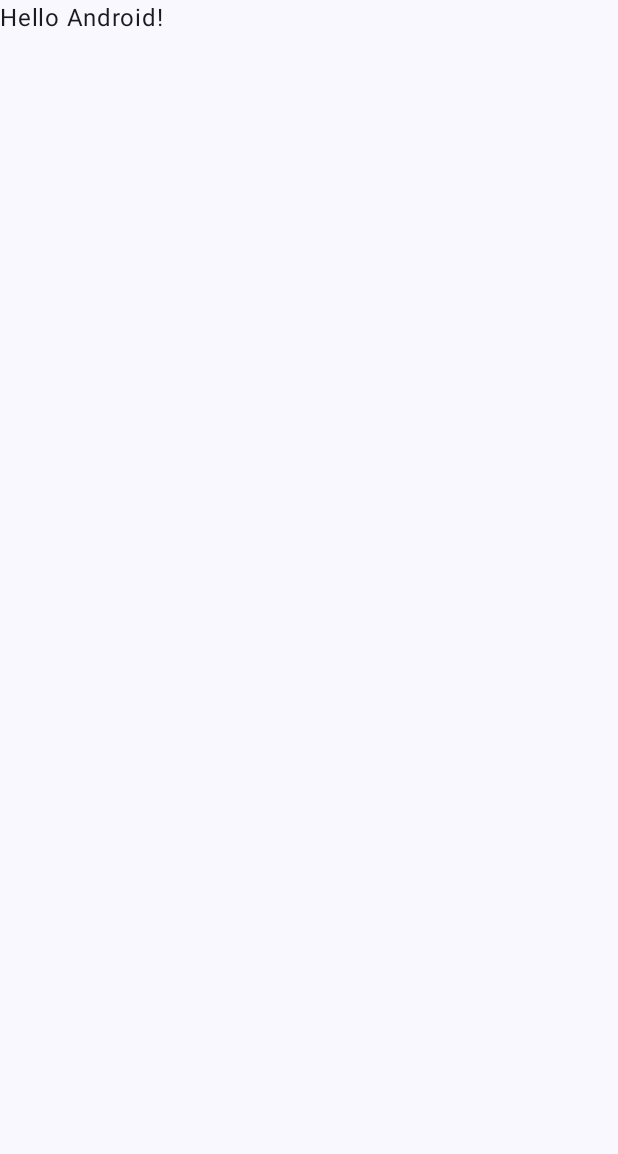
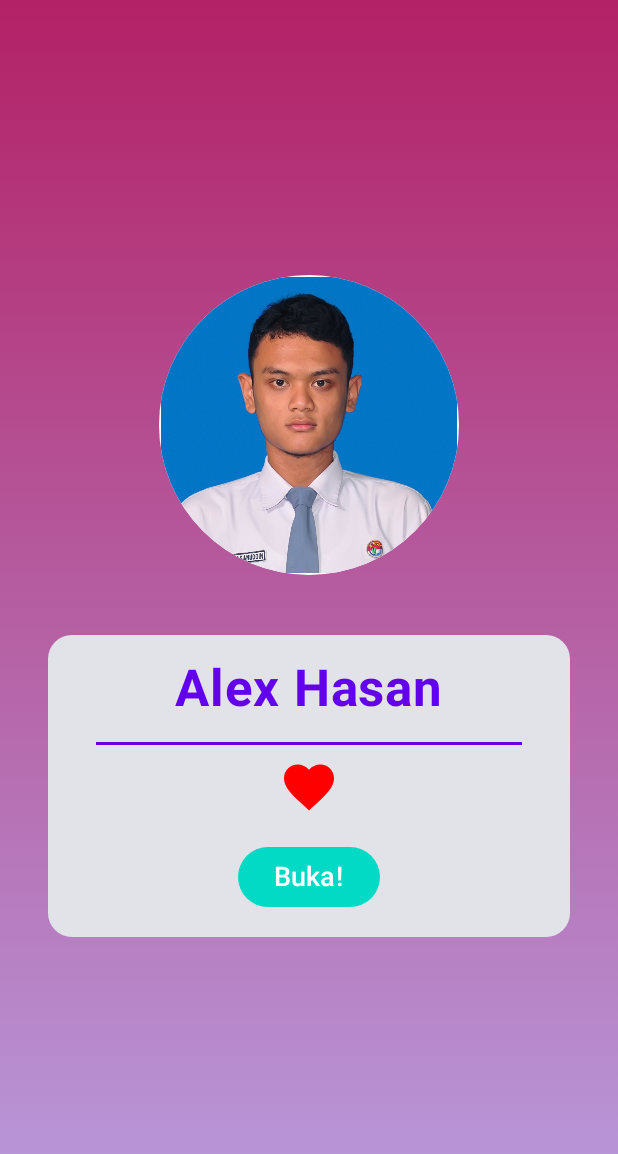
Before and after one commit to Isan955/Hasan-HBD, an Android app built with Jetpack Compose: the screen it shows after launch (MainActivity), on a phone screen of 412 x 824 dp. Before the commit the part shown is almost empty. Shown: the top 1154 px of the screen. Run offline under Robolectric (Android 15) with nearby library versions, the phone set to English and light mode, and no system bars.

Commit message:
Penambahan Gambar Pertemuan 5

```diff
--- a/app/src/main/java/com/hasan/happybirthday/MainActivity.kt
+++ b/app/src/main/java/com/hasan/happybirthday/MainActivity.kt
@@ -3,13 +3,26 @@ package com.hasan.happybirthday
 import android.os.Bundle
 import androidx.activity.ComponentActivity
 import androidx.activity.compose.setContent
-import androidx.compose.foundation.layout.fillMaxSize
-import androidx.compose.material3.MaterialTheme
-import androidx.compose.material3.Surface
-import androidx.compose.material3.Text
+import androidx.compose.foundation.Image
+import androidx.compose.foundation.background
+import androidx.compose.foundation.layout.*
+import androidx.compose.foundation.shape.CircleShape
+import androidx.compose.foundation.shape.RoundedCornerShape
+import androidx.compose.material.icons.Icons
+import androidx.compose.material.icons.filled.Favorite
+import androidx.compose.material3.*
 import androidx.compose.runtime.Composable
+import androidx.compose.ui.Alignment
 import androidx.compose.ui.Modifier
+import androidx.compose.ui.draw.clip
+import androidx.compose.ui.graphics.Brush
+import androidx.compose.ui.graphics.Color
+import androidx.compose.ui.layout.ContentScale
+import androidx.compose.ui.res.painterResource
+import androidx.compose.ui.text.font.FontWeight
 import androidx.compose.ui.tooling.preview.Preview
+import androidx.compose.ui.unit.dp
+import androidx.compose.ui.unit.sp
 import com.hasan.happybirthday.ui.theme.HappyBirthdayTheme
 
 class MainActivity : ComponentActivity() {
@@ -17,12 +30,11 @@ class MainActivity : ComponentActivity() {
         super.onCreate(savedInstanceState)
         setContent {
             HappyBirthdayTheme {
-                // A surface container using the 'background' color from the theme
                 Surface(
                     modifier = Modifier.fillMaxSize(),
                     color = MaterialTheme.colorScheme.background
                 ) {
-                    Greeting("Android")
+                    BirthdayGreetingScreen("Hasan")
                 }
             }
         }
@@ -30,17 +42,94 @@ class MainActivity : ComponentActivity() {
 }
 
 @Composable
-fun Greeting(name: String, modifier: Modifier = Modifier) {
-    Text(
-        text = "Hello $name!",
+fun BirthdayGreetingScreen(name: String, modifier: Modifier = Modifier) {
+    Box(
         modifier = modifier
-    )
+            .fillMaxSize()
+            .background(
+                brush = Brush.verticalGradient(
+                    colors = listOf(Color(0xFFB32166), Color(0xFFB89DDF))
+                )
+            )
+    ) {
+        Column(
+            modifier = modifier
+                .fillMaxSize()
+                .padding(16.dp),
+            horizontalAlignment = Alignment.CenterHorizontally,
+            verticalArrangement = Arrangement.Center
+        ) {
+            Image(
+                painter = painterResource(id = R.drawable.gambar), // Manggil gambar
+                contentDescription = "pinguin",
+                modifier = Modifier
+                    .size(200.dp)
+                    .clip(CircleShape)
+                    .background(Color.White)
+                    .padding(1.dp),
+                contentScale = ContentScale.Crop
+            )
+
+            Spacer(modifier = Modifier.height(24.dp))
+
+            Card(
+                shape = RoundedCornerShape(16.dp),
+                modifier = Modifier
+                    .padding(16.dp)
+                    .fillMaxWidth()
+            ) {
+                Column(
+                    modifier = Modifier
+                        .padding(16.dp),
+                    horizontalAlignment = Alignment.CenterHorizontally
+                ) {
+                    Text(
+                        text = "Alex $name",
+                        fontSize = 34.sp,
+                        fontWeight = FontWeight.Bold,
+                        color = Color(0xFF6200EE)
+                    )
+                    Spacer(modifier = Modifier.height(15.dp))
+
+                    Divider(
+                        color = Color(0xFF6200EE),
+                        thickness = 2.dp,
+                        modifier = Modifier.padding(horizontal = 16.dp)
+                    )
+
+                    Spacer(modifier = Modifier.height(8.dp))
+
+                    Icon(
+                        imageVector = Icons.Filled.Favorite,
+                        contentDescription = "Icon waru",
+                        tint = Color.Red,
+                        modifier = Modifier.size(40.dp)
+                    )
+
+                    Spacer(modifier = Modifier.height(16.dp))
+
+                    Button(
+                        onClick = {  },
+                        shape = RoundedCornerShape(50),
+                        colors = ButtonDefaults.buttonColors(containerColor = Color(0xFF03DAC5)),
+                    ) {
+                        Text(
+                            "Buka!",
+                            color = Color.White,
+                            fontWeight = FontWeight.SemiBold,
+                            fontSize = 18.sp
+                        )
+                    }
+                }
+            }
+        }
+    }
 }
 
 @Preview(showBackground = true)
 @Composable
-fun GreetingPreview() {
+fun BirthdayGreetingPreview() {
     HappyBirthdayTheme {
-        Greeting("Android")
+        BirthdayGreetingScreen("Android")
     }
 }
--- /dev/null
+++ b/app/src/main/java/com/hasan/happybirthday/PertemuanKe6.kt
@@ -0,0 +1,5 @@
+package com.hasan.happybirthday
+
+class PertemuanKe6 {
+
+}
```
Also changed, not shown: app/src/main/res/drawable/gambar.png (added), app/src/main/res/drawable/gambar1.png (added).
